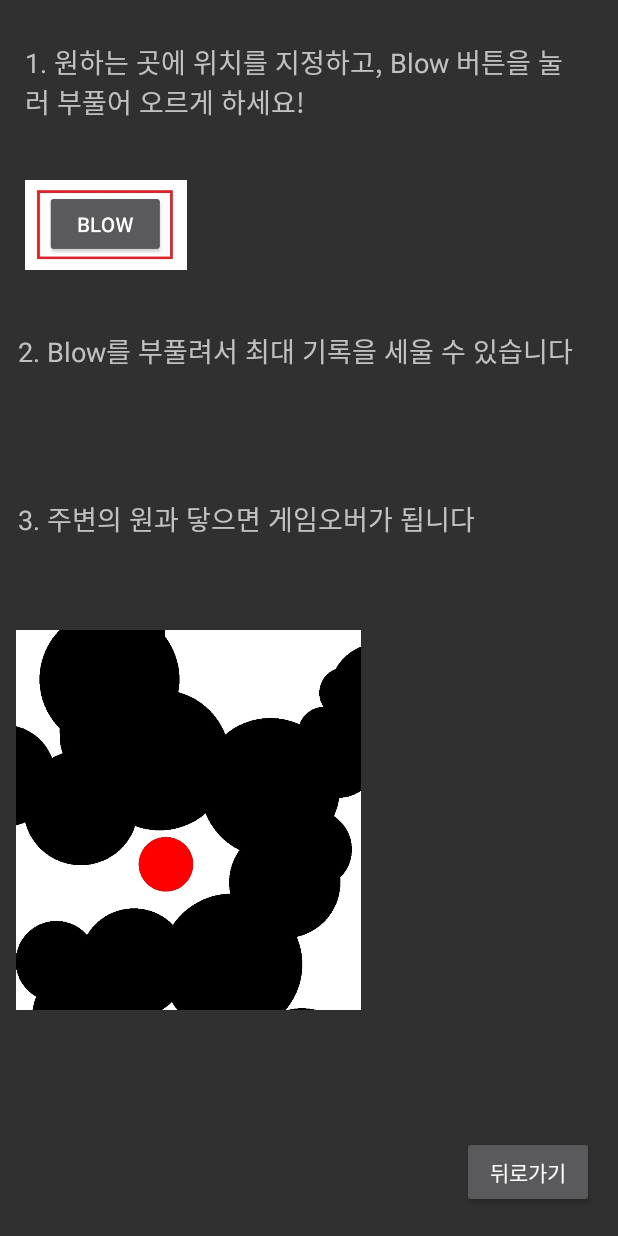
After one commit to ysg81/AndroidGame, an Android app: the HelpPage screen opened directly, with no data from a screen before it, on a phone screen of 412 x 824 dp. The commit adds this screen. Run offline under Robolectric (Android 15) with nearby library versions, the phone set to English and light mode, and no system bars.

Commit message:
add helppage

```diff
--- a/app/src/main/java/com/example/game/Block.java
+++ b/app/src/main/java/com/example/game/Block.java
@@ -16,6 +16,7 @@ public class Block {
     float x = random.nextInt(1080);
     float y = random.nextInt(1600);
     float r = random.nextInt(150) + 50;
+    //Block의 중심 좌표와 반지름을 랜덤한 수로 저장
 
     public Block(int color){
         paint = new Paint();
--- /dev/null
+++ b/app/src/main/java/com/example/game/HelpPage.java
@@ -0,0 +1,27 @@
+package com.example.game;
+
+import androidx.appcompat.app.AppCompatActivity;
+
+import android.content.Intent;
+import android.os.Bundle;
+import android.view.View;
+import android.widget.Button;
+
+public class HelpPage extends AppCompatActivity {
+
+    @Override
+    protected void onCreate(Bundle savedInstanceState) {
+        super.onCreate(savedInstanceState);
+        setContentView(R.layout.activity_help_page);
+
+        Button return_btn = (Button)findViewById(R.id.backto);
+        return_btn.setOnClickListener((new View.OnClickListener() {
+            @Override
+            public void onClick(View v) {
+                Intent intent = new Intent(HelpPage.this, StartPage.class);
+                startActivity(intent);
+                finish();
+            }
+        }));
+    }
+}
--- a/app/src/main/java/com/example/game/TargetView.java
+++ b/app/src/main/java/com/example/game/TargetView.java
@@ -55,10 +55,11 @@ public class TargetView extends View {
     @Override
     public boolean onTouchEvent(MotionEvent event) {
         if(event.getAction() == MotionEvent.ACTION_DOWN) {
-            if(moveable == 0) { // 움직일 수 있으므로 계속 초기화 가능
+            if(moveable == 0) { // Button을 누르기 전 위치변경에 대한 x, y값 받기
                 x = event.getX();
                 y = event.getY();
                 invalidate();
+                detmove = 1; // 터치를 하면 detmove 1 반환
             }
         }
         return true;
--- /dev/null
+++ b/app/src/main/res/layout/activity_help_page.xml
@@ -0,0 +1,79 @@
+<?xml version="1.0" encoding="utf-8"?>
+<androidx.constraintlayout.widget.ConstraintLayout xmlns:android="http://schemas.android.com/apk/res/android"
+    xmlns:app="http://schemas.android.com/apk/res-auto"
+    xmlns:tools="http://schemas.android.com/tools"
+    android:layout_width="match_parent"
+    android:layout_height="match_parent"
+    tools:context=".HelpPage">
+
+    <TextView
+        android:id="@+id/textView1"
+        android:layout_width="370dp"
+        android:layout_height="60dp"
+        android:layout_marginTop="28dp"
+        android:text="1. 원하는 곳에 위치를 지정하고, Blow 버튼을 눌러 부풀어 오르게 하세요!"
+        android:textSize="18dp"
+        app:layout_constraintEnd_toEndOf="parent"
+        app:layout_constraintHorizontal_bias="0.39"
+        app:layout_constraintStart_toStartOf="parent"
+        app:layout_constraintTop_toTopOf="parent" />
+
+    <TextView
+        android:id="@+id/textView2"
+        android:layout_width="400dp"
+        android:layout_height="60dp"
+        android:layout_marginTop="220dp"
+        android:text="2. Blow를 부풀려서 최대 기록을 세울 수 있습니다"
+        android:textSize="18dp"
+        app:layout_constraintEnd_toEndOf="parent"
+        app:layout_constraintHorizontal_bias="1.0"
+        app:layout_constraintStart_toStartOf="parent"
+        app:layout_constraintTop_toTopOf="parent" />
+
+    <TextView
+        android:id="@+id/textView3"
+        android:layout_width="400dp"
+        android:layout_height="60dp"
+        android:layout_marginTop="332dp"
+        android:text="3. 주변의 원과 닿으면 게임오버가 됩니다"
+        android:textSize="18dp"
+        app:layout_constraintEnd_toEndOf="parent"
+        app:layout_constraintHorizontal_bias="1.0"
+        app:layout_constraintStart_toStartOf="parent"
+        app:layout_constraintTop_toTopOf="parent" />
+
+    <ImageView
+        android:id="@+id/imageView"
+        android:layout_width="109dp"
+        android:layout_height="60dp"
+        android:layout_marginTop="32dp"
+        app:layout_constraintEnd_toEndOf="parent"
+        app:layout_constraintHorizontal_bias="0.052"
+        app:layout_constraintStart_toStartOf="parent"
+        app:layout_constraintTop_toBottomOf="@+id/textView1"
+        app:srcCompat="@drawable/image1" />
+
+    <ImageView
+        android:id="@+id/imageView2"
+        android:layout_width="230dp"
+        android:layout_height="253dp"
+        android:layout_marginTop="88dp"
+        app:layout_constraintEnd_toEndOf="parent"
+        app:layout_constraintHorizontal_bias="0.06"
+        app:layout_constraintStart_toStartOf="parent"
+        app:layout_constraintTop_toTopOf="@+id/textView3"
+        app:srcCompat="@drawable/image2" />
+
+    <Button
+        android:id="@+id/backto"
+        android:layout_width="wrap_content"
+        android:layout_height="wrap_content"
+        android:text="뒤로가기"
+        app:layout_constraintBottom_toBottomOf="parent"
+        app:layout_constraintEnd_toEndOf="parent"
+        app:layout_constraintHorizontal_bias="0.95"
+        app:layout_constraintStart_toStartOf="parent"
+        app:layout_constraintTop_toTopOf="parent"
+        app:layout_constraintVertical_bias="0.976" />
+
+</androidx.constraintlayout.widget.ConstraintLayout>
--- a/app/src/main/res/values/styles.xml
+++ b/app/src/main/res/values/styles.xml
@@ -6,6 +6,10 @@
         <item name="colorPrimary">@color/colorPrimary</item>
         <item name="colorPrimaryDark">@color/colorPrimaryDark</item>
         <item name="colorAccent">@color/colorAccent</item>
+
+        <item name="windowActionBar">false</item>
+        <item name="windowNoTitle">true</item>
+
     </style>
 
 </resources>
```
Also changed, not shown: app/src/main/AndroidManifest.xml (+4 -4 lines), app/src/main/java/com/example/game/BlockView.java (+14 -8 lines), app/src/main/java/com/example/game/MainActivity.java (+38 -28 lines), app/src/main/java/com/example/game/StartPage.java (+9 -0 lines), app/src/main/res/layout/activity_intro.xml (+5 -5 lines), app/src/main/res/layout/activity_start_page.xml (+18 -7 lines), app/src/main/res/drawable/image1.jpg (added), app/src/main/res/drawable/image2.jpg (added).
